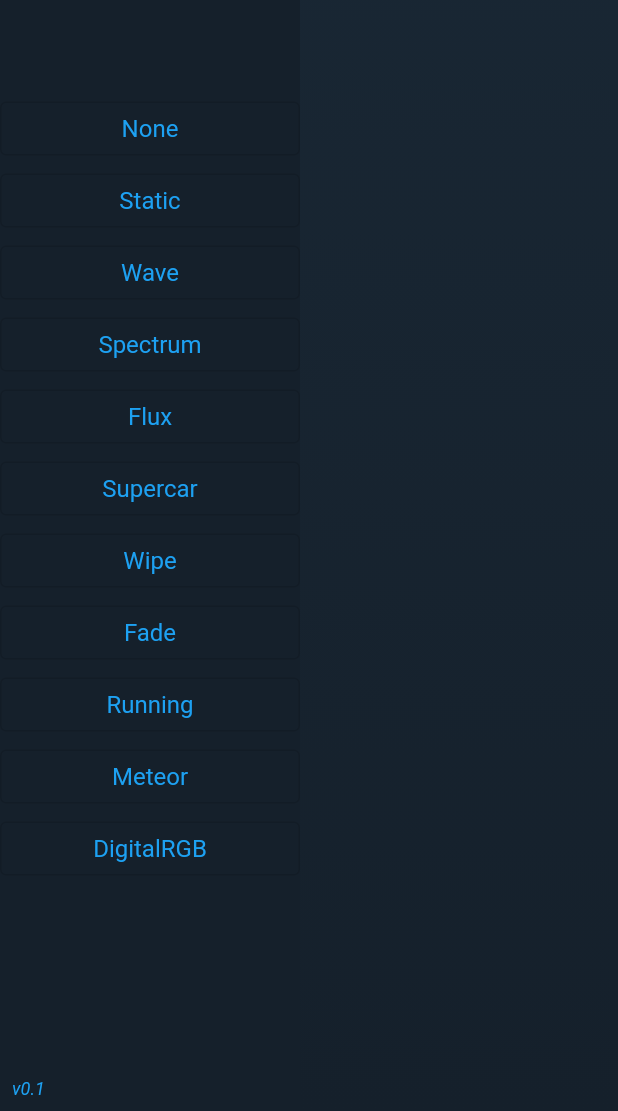
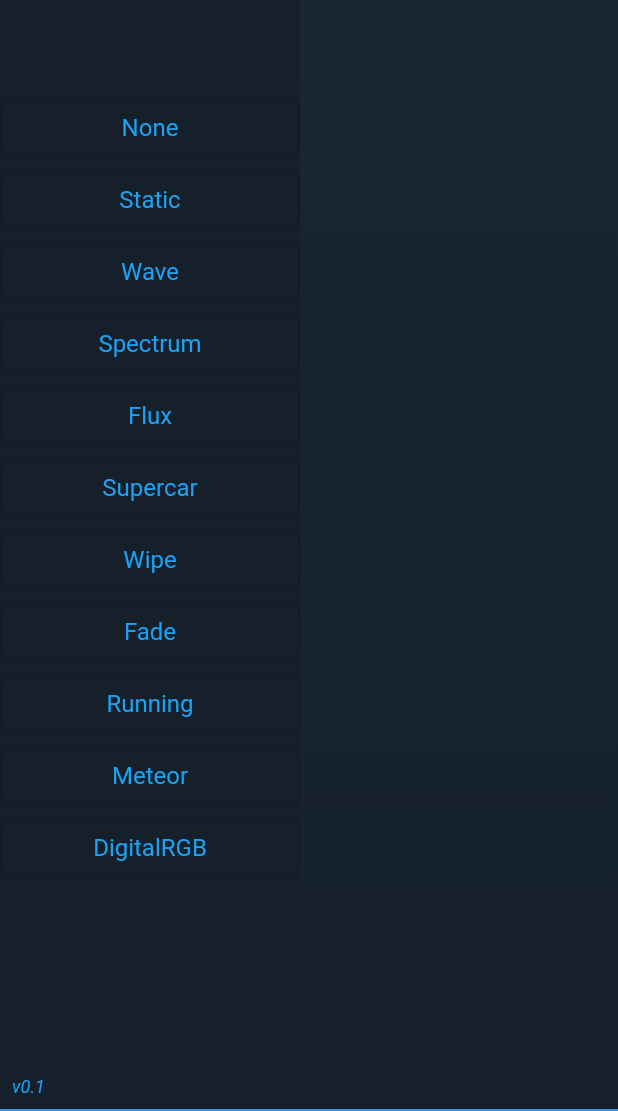
Before and after one commit to michaaeu/flutter-desktop-leduino-app, a Flutter app: the screen it shows after launch, on a phone screen of 412 x 824 dp, the part 125-1236 px from its top. Run offline on Flutter 3.47's test engine with Material 2 defaults, Android fonts, the phone set to English and light mode, and no system bars; missing offline and left inert: bitsdojo_window, libserialport; statements that could not run were skipped.

Commit message:
Added bottom color bar

```diff
--- a/lib/main.dart
+++ b/lib/main.dart
@@ -83,11 +83,25 @@ class _MyAppState extends State<MyApp> {
     return MaterialApp(
       debugShowCheckedModeBanner: false,
       home: Scaffold(
-        body: Row(
+        body: SafeArea(
+          child: Column(
+            mainAxisAlignment: MainAxisAlignment.spaceBetween,
+            crossAxisAlignment: CrossAxisAlignment.stretch,
+            children: [
+              Expanded(
+                child: Row(
                   children: [
                     LeftSide(),
                     RightSide(),
                   ],
+                ),
+              ),
+              Container(
+                height: 1,
+                color: Colors.blue,
+              ),
+            ],
+          ),
         ),
       ),
     );
@@ -247,13 +261,23 @@ class RightSide extends StatelessWidget {
               colors: [backgroundStartColor, backgroundEndColor],
               stops: [0.0, 1.0]),
         ),
-            child: Column(children: [
+        child: Column(
+          children: [
             WindowTitleBarBox(
                 child: Row(children: [
               Expanded(child: MoveWindow()),
               WindowButtons()
             ])),
-            ])));
+            Expanded(child: Container()),
+            // Container(
+            //   width: double.infinity,
+            //   height: 2,
+            //   color: Colors.blue,
+            // )
+          ],
+        ),
+      ),
+    );
   }
 }
 
```
Lines whose indentation alone changed are shown as unchanged.
